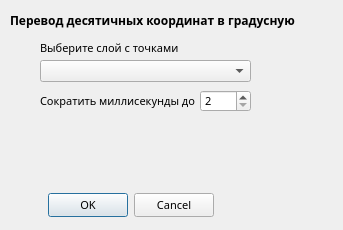
The window that ncfu_plugin_dialog_base.ui (prr21/qgis-plugin) describes before a commit, drawn with Qt 5.
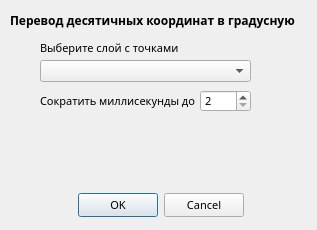
The same window after the commit.

```diff
--- a/ncfu_plugin_dialog_base.ui
+++ b/ncfu_plugin_dialog_base.ui
@@ -12,7 +12,7 @@
    <rect>
     <x>0</x>
     <y>0</y>
-    <width>343</width>
+    <width>317</width>
     <height>230</height>
    </rect>
   </property>
@@ -53,7 +53,7 @@
   <widget class="QDialogButtonBox" name="buttonBox">
    <property name="geometry">
     <rect>
-     <x>-40</x>
+     <x>-10</x>
      <y>190</y>
      <width>341</width>
      <height>31</height>
```
